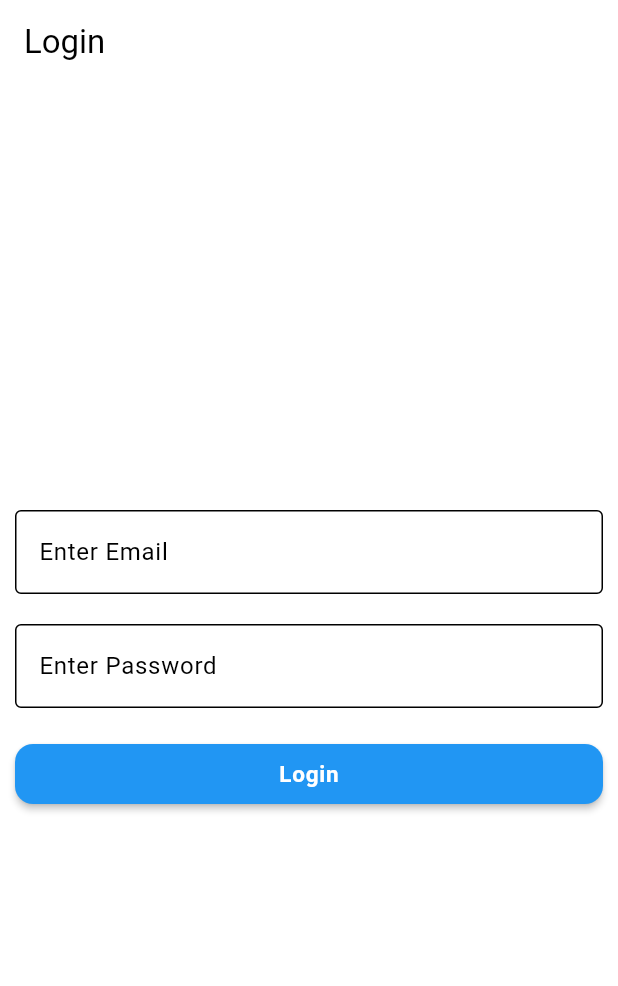
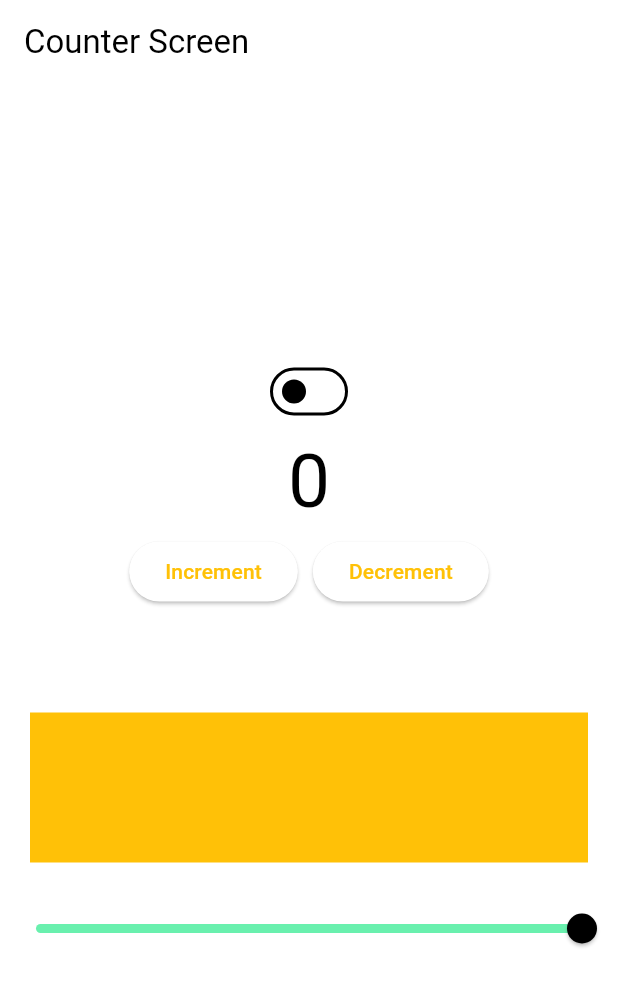
Before and after one commit to AshutoshSahu913/clean_code_with_bloc, a Flutter app: the screen it shows after launch, on a phone screen of 412 x 824 dp. Shown: the top 986 px of the screen. Run offline on Flutter 3.47's test engine with Material 3 defaults, Android fonts, the phone set to English and light mode, and no system bars; our stand-ins replace bloc, equatable, flutter_bloc.

Commit message:
add switch and counter data

```diff
--- /dev/null
+++ b/lib/bloc/counter_bloc/counter_bloc.dart
@@ -0,0 +1,18 @@
+import 'package:bloc/bloc.dart';
+import 'package:clean_code_with_bloc/bloc/counter_bloc/counter_events.dart';
+import 'package:clean_code_with_bloc/bloc/counter_bloc/counter_state.dart';
+
+class CounterBloc extends Bloc<CounterEvent, CounterState> {
+  CounterBloc() : super(const CounterState()) {
+    on<IncrementCounter>(_increment);
+    on<DecrementCounter>(_decrement);
+  }
+
+  void _increment(IncrementCounter event, Emitter<CounterState> emit) {
+    emit(state.copyWith(counter: state.counter + 1));
+  }
+
+  void _decrement(DecrementCounter event, Emitter<CounterState> emit) {
+    emit(state.copyWith(counter: state.counter - 1));
+  }
+}
--- /dev/null
+++ b/lib/bloc/counter_bloc/counter_events.dart
@@ -0,0 +1,12 @@
+import 'package:equatable/equatable.dart';
+
+abstract class CounterEvent extends Equatable {
+  const CounterEvent();
+
+  @override
+  List<Object> get props => [];
+}
+
+class IncrementCounter extends CounterEvent {}
+
+class DecrementCounter extends CounterEvent {}
--- /dev/null
+++ b/lib/bloc/counter_bloc/counter_state.dart
@@ -0,0 +1,15 @@
+import 'package:equatable/equatable.dart';
+
+class CounterState extends Equatable {
+  final int counter;
+
+  const CounterState({this.counter = 0});
+
+  CounterState copyWith({int? counter}) {
+    return CounterState(counter: counter ?? this.counter);
+  }
+
+  @override
+  // TODO: implement props
+  List<Object?> get props => [counter];
+}
--- /dev/null
+++ b/lib/bloc/login_bloc/login_event.dart
@@ -0,0 +1,4 @@
+part of 'login_bloc.dart';
+
+@immutable
+sealed class LoginEvent {}
--- /dev/null
+++ b/lib/bloc/login_bloc/login_state.dart
@@ -0,0 +1,6 @@
+part of 'login_bloc.dart';
+
+@immutable
+sealed class LoginState {}
+
+final class LoginInitial extends LoginState {}
--- /dev/null
+++ b/lib/bloc/switch_bloc/switch_bloc.dart
@@ -0,0 +1,27 @@
+import 'package:bloc/bloc.dart';
+import 'package:equatable/equatable.dart';
+
+part 'switch_event.dart';
+
+part 'switch_state.dart';
+
+class SwitchBloc extends Bloc<SwitchEvent, SwitchState> {
+  SwitchBloc() : super(SwitchState()) {
+    on<SwitchEnableOrDisableNotification>(_enableOrDisableNotification);
+    on<SliderEvent>(_slider);
+  }
+
+  void _enableOrDisableNotification(
+    SwitchEnableOrDisableNotification events,
+    Emitter<SwitchState> emit,
+  ) {
+    emit(state.copyWith(isSwitch: !state.isSwitch));
+  }
+
+  void _slider(
+      SliderEvent events,
+      Emitter<SwitchState> emit,
+      ) {
+    emit(state.copyWith(slider: events.slider));
+  }
+}
--- /dev/null
+++ b/lib/bloc/switch_bloc/switch_event.dart
@@ -0,0 +1,18 @@
+part of 'switch_bloc.dart';
+
+sealed class SwitchEvent extends Equatable {
+  const SwitchEvent();
+
+  @override
+  List<Object?> get props => [];
+}
+
+class SwitchEnableOrDisableNotification extends SwitchEvent {}
+
+class SliderEvent extends SwitchEvent {
+  double slider;
+  SliderEvent({required this.slider});
+
+  @override
+  List<Object?> get props => [slider];
+}
--- /dev/null
+++ b/lib/bloc/switch_bloc/switch_state.dart
@@ -0,0 +1,18 @@
+part of 'switch_bloc.dart';
+
+class SwitchState extends Equatable {
+  bool isSwitch;
+  double slider;
+
+  SwitchState({this.isSwitch = false, this.slider = 1.0});
+
+  SwitchState copyWith({bool? isSwitch, double? slider}) {
+    return SwitchState(
+      isSwitch: isSwitch ?? this.isSwitch,
+      slider: slider ?? this.slider,
+    );
+  }
+
+  @override
+  List<Object> get props => [isSwitch, slider];
+}
--- a/lib/config/routes/routes.dart
+++ b/lib/config/routes/routes.dart
@@ -1,4 +1,5 @@
 import 'package:clean_code_with_bloc/config/routes/routes_name.dart';
+import 'package:clean_code_with_bloc/views/counter/counter_screen.dart';
 import 'package:flutter/material.dart';
 
 import '../../views/view.dart';
@@ -12,6 +13,8 @@ class Routes {
         return MaterialPageRoute(builder: (context) => LoginScreen());
       case RoutesNames.homeScreen:
         return MaterialPageRoute(builder: (context) => HomeScreen());
+      case RoutesNames.counterScreen:
+        return MaterialPageRoute(builder: (context) => CounterScreen());
       default:
         return MaterialPageRoute(
           builder: (context) =>
--- a/lib/config/routes/routes_name.dart
+++ b/lib/config/routes/routes_name.dart
@@ -2,4 +2,5 @@ class RoutesNames {
   static const String splashScreen = "splash_screen";
   static const String loginScreen = "login_screen";
   static const String homeScreen = "home_screen";
+  static const String counterScreen = "counter_screen";
 }
--- a/lib/main.dart
+++ b/lib/main.dart
@@ -1,7 +1,11 @@
+import 'package:clean_code_with_bloc/bloc/counter_bloc/counter_bloc.dart';
 import 'package:clean_code_with_bloc/config/color/colors.dart';
 import 'package:clean_code_with_bloc/config/routes/routes.dart';
 import 'package:clean_code_with_bloc/config/routes/routes_name.dart';
 import 'package:flutter/material.dart';
+import 'package:flutter_bloc/flutter_bloc.dart';
+
+import 'bloc/switch_bloc/switch_bloc.dart';
 
 void main() {
   runApp(const MyApp());
@@ -13,7 +17,12 @@ class MyApp extends StatelessWidget {
   // This widget is the root of your application.
   @override
   Widget build(BuildContext context) {
-    return MaterialApp(
+    return MultiBlocProvider(
+      providers: [
+        BlocProvider(create: (_) => CounterBloc()),
+        BlocProvider(create: (_) => SwitchBloc()),
+      ],
+      child: MaterialApp(
         title: 'Flutter Demo',
         debugShowCheckedModeBanner: false,
         theme: ThemeData(
@@ -21,6 +30,7 @@ class MyApp extends StatelessWidget {
         ),
         initialRoute: RoutesNames.splashScreen,
         onGenerateRoute: Routes.generateRoute,
+      ),
     );
   }
 }
--- a/lib/services/splash/splash_services.dart
+++ b/lib/services/splash/splash_services.dart
@@ -8,7 +8,7 @@ class SplashServices {
   void isLogin(BuildContext context) {
     Timer(Duration(seconds: 3), () {
       Navigator.pushNamedAndRemoveUntil(
-          context, RoutesNames.loginScreen, (route) => false);
+          context, RoutesNames.counterScreen, (route) => false);
     });
   }
 }
--- /dev/null
+++ b/lib/views/counter/counter_screen.dart
@@ -0,0 +1,114 @@
+import 'package:clean_code_with_bloc/bloc/counter_bloc/counter_bloc.dart';
+import 'package:clean_code_with_bloc/bloc/counter_bloc/counter_events.dart';
+import 'package:clean_code_with_bloc/bloc/counter_bloc/counter_state.dart';
+import 'package:clean_code_with_bloc/bloc/switch_bloc/switch_bloc.dart';
+import 'package:clean_code_with_bloc/config/color/colors.dart';
+import 'package:clean_code_with_bloc/views/counter/widgets/RoundedButtonWidget.dart';
+import 'package:flutter/material.dart';
+import 'package:flutter_bloc/flutter_bloc.dart';
+
+class CounterScreen extends StatefulWidget {
+  const CounterScreen({super.key});
+
+  @override
+  State<CounterScreen> createState() => _CounterScreenState();
+}
+
+class _CounterScreenState extends State<CounterScreen> {
+  final int _count = 0;
+
+  @override
+  Widget build(BuildContext context) {
+    return Scaffold(
+      appBar: AppBar(title: Text('Counter Screen')),
+      body: Center(
+        child: Column(
+          mainAxisAlignment: MainAxisAlignment.center,
+          crossAxisAlignment: CrossAxisAlignment.center,
+          children: [
+            BlocBuilder<SwitchBloc, SwitchState>(
+              buildWhen: (previous, current) =>
+                  previous.isSwitch != current.isSwitch,
+              builder: (context, state) {
+                return Center(
+                  child: Switch(
+                    value: state.isSwitch,
+                    onChanged: (newValue) {
+                      context.read<SwitchBloc>().add(
+                        SwitchEnableOrDisableNotification(),
+                      );
+                    },
+                  ),
+                );
+              },
+            ),
+            BlocBuilder<CounterBloc, CounterState>(
+              buildWhen: (previous, current) =>
+                  previous.counter != current.counter,
+              builder: (context, state) {
+                return Center(
+                  child: Text(
+                    state.counter.toString(),
+                    style: TextStyle(fontSize: 50),
+                  ),
+                );
+              },
+            ),
+            Row(
+              mainAxisAlignment: MainAxisAlignment.center,
+              children: [
+                RoundedButtonWidget(
+                  buttonTxt: 'Increment',
+                  onPressed: () {
+                    context.read<CounterBloc>().add(IncrementCounter());
+                  },
+                ),
+                SizedBox(width: 10),
+                RoundedButtonWidget(
+                  buttonTxt: 'Decrement',
+                  onPressed: () {
+                    context.read<CounterBloc>().add(DecrementCounter());
+                  },
+                ),
+              ],
+            ),
+
+            const SizedBox(height: 50),
+            BlocBuilder<SwitchBloc, SwitchState>(
+              builder: (context, state) {
+                return Padding(
+                  padding: const EdgeInsets.all(20.0),
+                  child: Container(
+                    height: 100,
+                    color: AppColors.appColor.withOpacity(state.slider),
+                  ),
+                );
+              },
+            ),
+
+            BlocBuilder<SwitchBloc, SwitchState>(
+              buildWhen: (previous, current) =>
+                  previous.slider != current.slider,
+              builder: (context, state) {
+                return Center(
+                  child: Slider(
+                    secondaryActiveColor: AppColors.buttonColor,
+                    thumbColor: Colors.black,
+                    activeColor: Colors.greenAccent,
+                    inactiveColor: Colors.grey,
+                    value: state.slider,
+                    onChanged: (double value) {
+                      context.read<SwitchBloc>().add(
+                        SliderEvent(slider: value),
+                      );
+                    },
+                  ),
+                );
+              },
+            ),
+          ],
+        ),
+      ),
+    );
+  }
+}
--- /dev/null
+++ b/lib/views/counter/widgets/RoundedButtonWidget.dart
@@ -0,0 +1,17 @@
+import 'package:flutter/material.dart';
+
+class RoundedButtonWidget extends StatelessWidget {
+  final String buttonTxt;
+  final VoidCallback onPressed;
+
+  const RoundedButtonWidget({
+    super.key,
+    required this.buttonTxt,
+    required this.onPressed,
+  });
+
+  @override
+  Widget build(BuildContext context) {
+    return ElevatedButton(onPressed: onPressed, child: Text(buttonTxt));
+  }
+}
--- a/pubspec.yaml
+++ b/pubspec.yaml
@@ -46,6 +46,7 @@ dependencies:
   flutter_secure_storage: ^9.2.4
   freezed: ^3.2.3
   google_fonts: ^6.3.2
+
 
 dev_dependencies:
   flutter_test:
```
Also changed, not shown: lib/bloc/login_bloc/login_bloc.dart (added, +13 -0 lines), lib/views/counter/widgets/TextWidget.dart (added, +23 -0 lines). Lines whose indentation alone changed are shown as unchanged.
